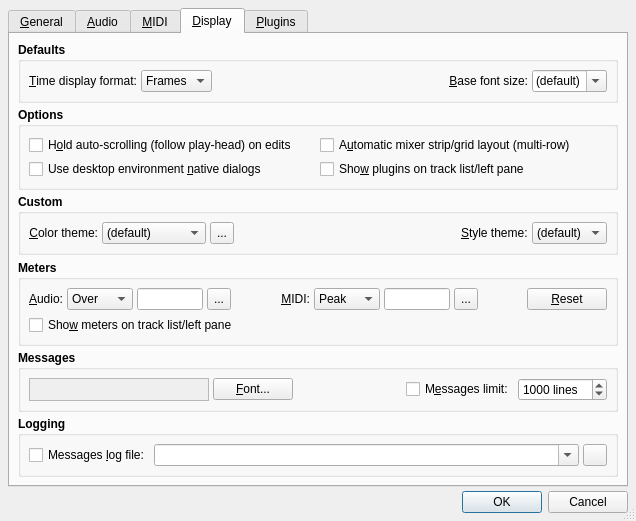
This is src/qtractorOptionsForm.ui in rncbc/qtractor as Qt 5 draws it before an edit. The edited form follows.
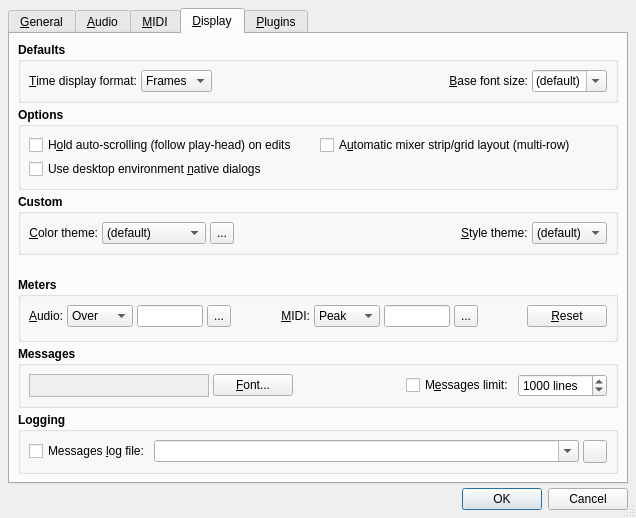
This is the edited form. The open tabs and pages were chosen to show the change. Icons and pictures are not drawn. Custom widgets are drawn as their Qt base class.

Commit message: - Always show plugins and meters on track list/left   pane as permanent standard now. (EXPERIMENTAL)

```diff
--- a/src/qtractorOptionsForm.ui
+++ b/src/qtractorOptionsForm.ui
@@ -2454,22 +2454,6 @@
             </property>
            </widget>
           </item>
-          <item row="1" column="1">
-           <widget class="QCheckBox" name="TrackListPluginsCheckBox">
-            <property name="font">
-             <font>
-              <weight>50</weight>
-              <bold>false</bold>
-             </font>
-            </property>
-            <property name="toolTip">
-             <string>Whether to show plugins on track list/left pane</string>
-            </property>
-            <property name="text">
-             <string>Sho&amp;w plugins on track list/left pane</string>
-            </property>
-           </widget>
-          </item>
          </layout>
         </widget>
        </item>
@@ -2928,22 +2912,6 @@
             </property>
            </spacer>
           </item>
-          <item row="2" column="0" colspan="11">
-           <widget class="QCheckBox" name="TrackListMetersCheckBox">
-            <property name="font">
-             <font>
-              <weight>50</weight>
-              <bold>false</bold>
-             </font>
-            </property>
-            <property name="toolTip">
-             <string>Whether to show meters on track list/left pane</string>
-            </property>
-            <property name="text">
-             <string>Sho&amp;w meters on track list/left pane</string>
-            </property>
-           </widget>
-          </item>
          </layout>
         </widget>
        </item>
```
Left out of the diff: 1 changed line with no effect on the pictures. The commit also changes 14 other files.
